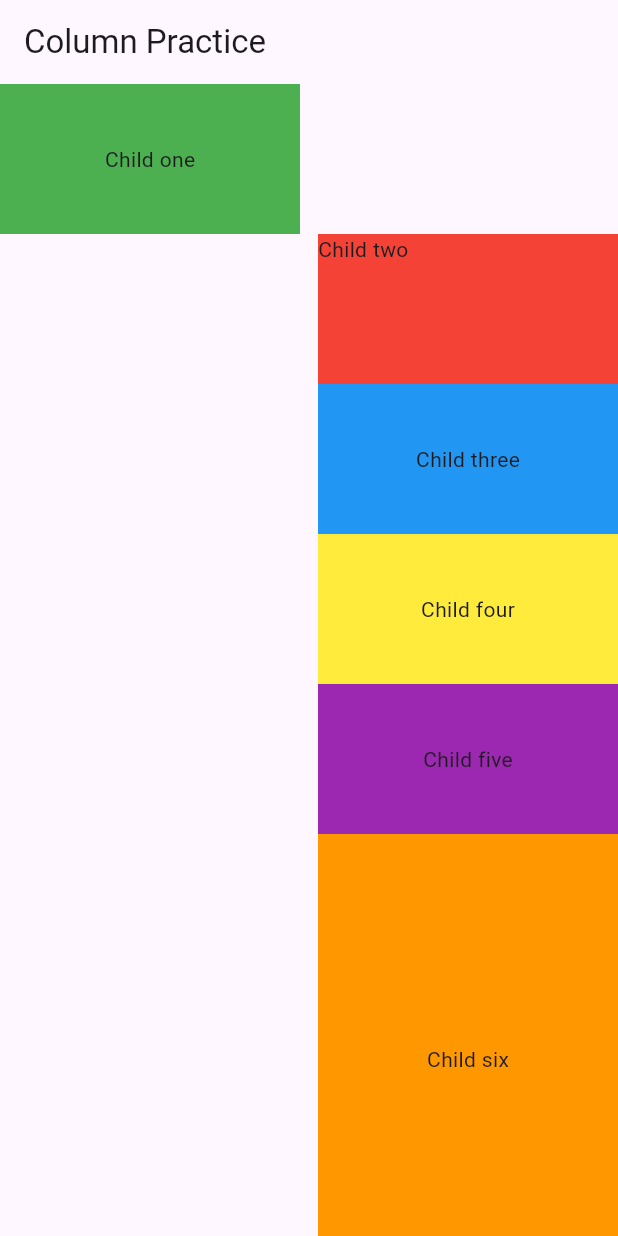
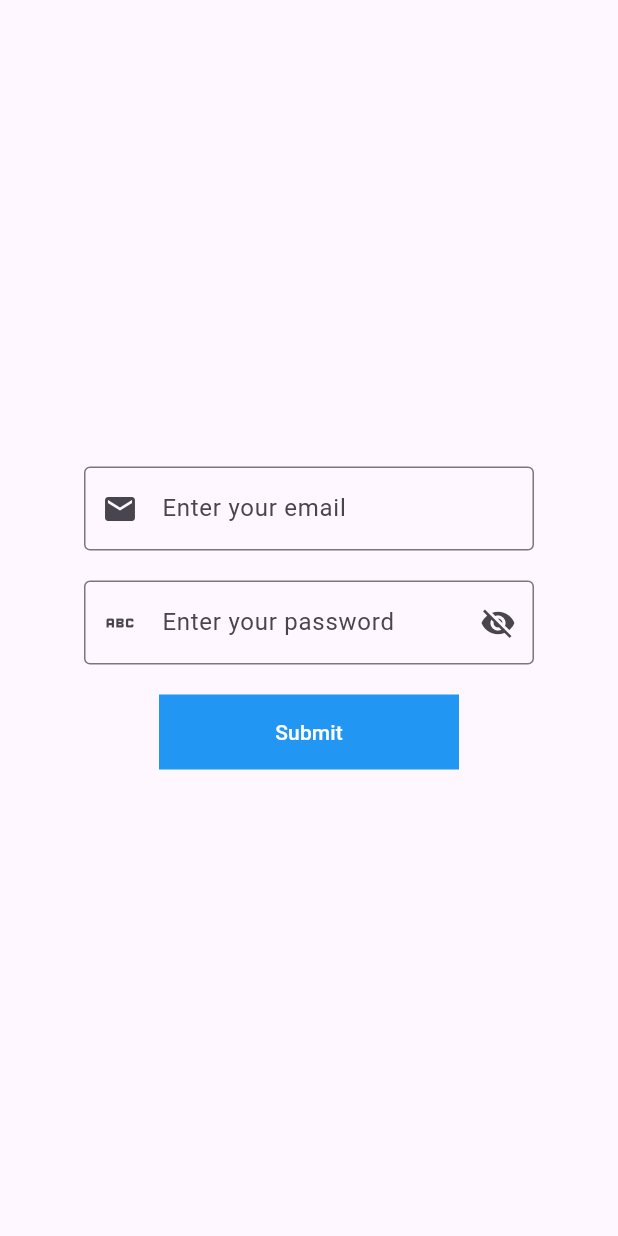
Before and after one commit to Adsoftwares1/batch-3-flutter, a Flutter app: the screen it shows after launch, on a phone screen of 412 x 824 dp. Run offline on Flutter 3.47's test engine with Material 3 defaults, Android fonts, the phone set to English and light mode, and no system bars.

Commit message:
stack and textfield

```diff
--- /dev/null
+++ b/lib/12_20_2024/textfield_and_button_practice.dart
@@ -0,0 +1,65 @@
+
+
+import 'package:flutter/material.dart';
+
+class TextFieldAndButtonPractice extends StatefulWidget {
+  const TextFieldAndButtonPractice({super.key});
+
+  @override
+  State<TextFieldAndButtonPractice> createState() => _TextFieldAndButtonPracticeState();
+}
+
+class _TextFieldAndButtonPracticeState extends State<TextFieldAndButtonPractice> {
+
+  TextEditingController emailController = TextEditingController();
+  TextEditingController passwordController = TextEditingController();
+
+  @override
+  Widget build(BuildContext context) {
+    return Scaffold(
+      body: Center(
+        child: Column(
+          mainAxisAlignment: MainAxisAlignment.center,
+          children: [
+            Container(
+              width: 300,
+              child: TextField(
+                controller: emailController,
+                decoration: InputDecoration(
+                  hintText: "Enter your email",
+                  border: OutlineInputBorder(),
+                  prefixIcon: Icon(Icons.email),
+                ),
+              ),
+            ),
+            SizedBox(height: 20,),
+            Container(
+              width: 300,
+              child: TextField(
+                obscureText: true,
+                controller: passwordController,
+                decoration: InputDecoration(
+                  hintText: "Enter your password",
+                  border: OutlineInputBorder(),
+                  suffixIcon: Icon(Icons.visibility_off),
+                  prefixIcon: Icon(Icons.abc),
+                ),
+
+              ),
+            ),
+            SizedBox(height: 20,),
+            Container(
+              width: 200,
+              height: 50,
+              color: Colors.blue  ,
+              child: TextButton(onPressed: (){
+                print("my email is ${emailController.text}");
+                print("my password is ${passwordController.text}");
+              }, child: Text("Submit", style: TextStyle(color: Colors.white),)),
+            )
+          ],
+        ),
+      ),
+    );
+  }
+}
--- a/lib/main.dart
+++ b/lib/main.dart
@@ -1,4 +1,6 @@
 
+import 'package:first_app_batch_3/12_20_2024/stack_practice.dart';
+import 'package:first_app_batch_3/12_20_2024/textfield_and_button_practice.dart';
 import 'package:first_app_batch_3/screens/column_practice.dart';
 import 'package:first_app_batch_3/screens/home_screen.dart';
 import 'package:first_app_batch_3/screens/network_asset_image.dart';
@@ -21,7 +23,7 @@ class MyApp extends StatelessWidget {
         colorScheme: ColorScheme.fromSeed(seedColor: Colors.deepPurple),
         useMaterial3: true,
       ),
-      home: ColumnPractice(),
+      home: TextFieldAndButtonPractice(),
     );
   }
 }
```
Also changed, not shown: lib/12_20_2024/stack_practice.dart (added, +82 -0 lines).
